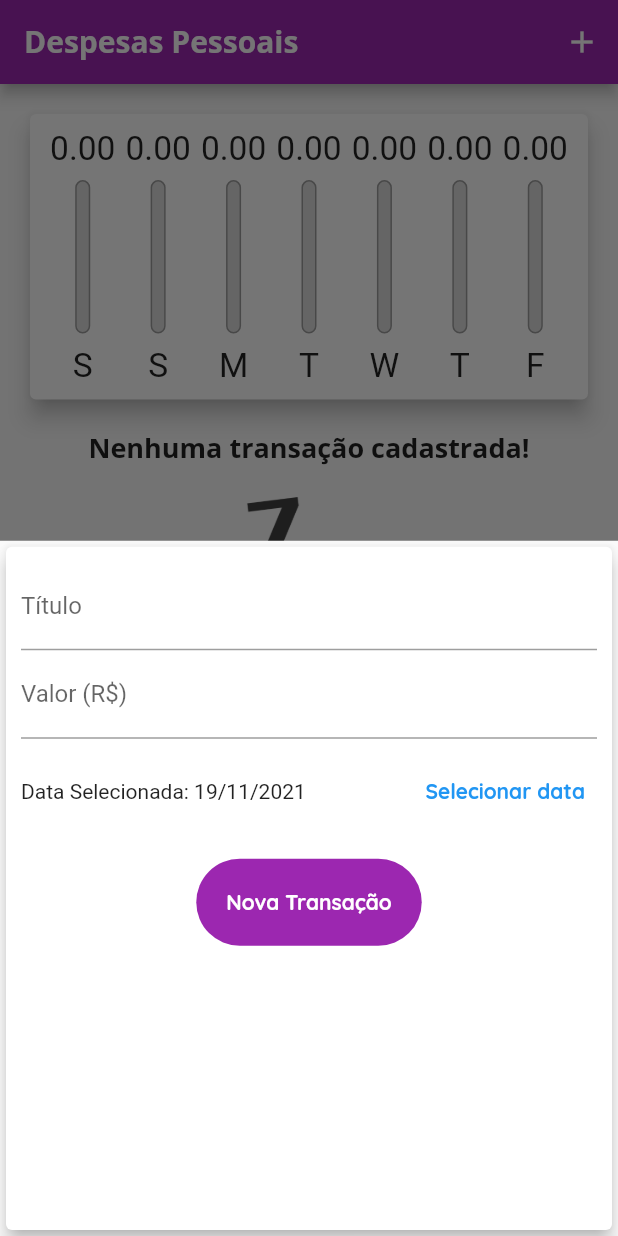
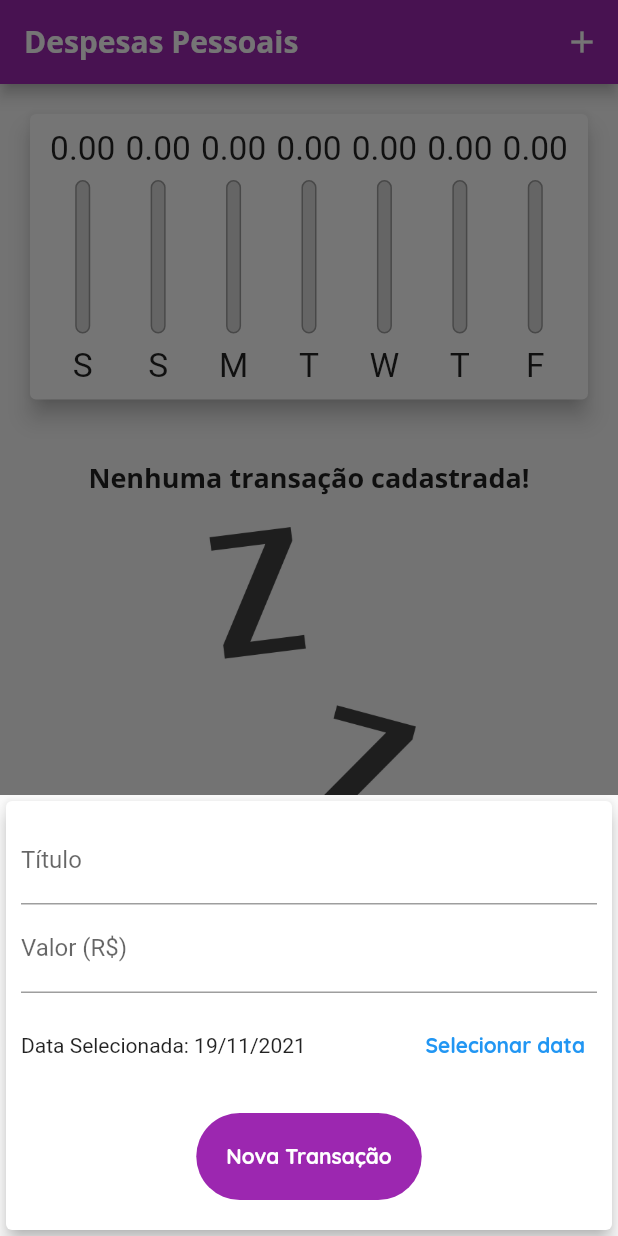
Before and after one commit to rayssasandrade/expenses, a Flutter app: the screen it shows after launch, after a tap on the "add" icon, on a phone screen of 412 x 824 dp. Run offline on Flutter 3.47's test engine with Material 2 defaults, Android fonts, the phone set to English and light mode, and no system bars.

Commit message:
ajustando responsividade para telas menores e no modo paisagem

```diff
--- a/lib/components/transaction_list.dart
+++ b/lib/components/transaction_list.dart
@@ -1,4 +1,5 @@
 import 'package:flutter/material.dart';
+import 'package:flutter/rendering.dart';
 import '../model/Transaction.dart';
 import 'package:intl/intl.dart';
 
@@ -11,21 +12,26 @@ class TransactionList extends StatelessWidget {
   @override
   Widget build(BuildContext context) {
     return transactions.isEmpty
-        ? Column(
+        ? LayoutBuilder(
+            builder: (ctx, constraints) {
+              return Column(
                 children: [
+                  SizedBox(height: 20),
                   Text(
                     'Nenhuma transação cadastrada!',
                     style: Theme.of(context).textTheme.headline6,
                   ),
                   SizedBox(height: 20),
                   Container(
-                height: 200,
+                    height: constraints.maxHeight * 0.6,
                     child: Image.asset(
                       'assets/images/waiting.png',
                       fit: BoxFit.cover,
                     ),
                   )
                 ],
+              );
+            },
           )
         : ListView.builder(
             itemCount: transactions.length,
--- a/lib/components/transactions_form.dart
+++ b/lib/components/transactions_form.dart
@@ -44,10 +44,16 @@ class _TransactionFormState extends State<TransactionForm> {
 
   @override
   Widget build(BuildContext context) {
-    return Card(
+    return SingleChildScrollView(
+      child: Card(
         elevation: 5,
         child: Padding(
-        padding: const EdgeInsets.all(10),
+          padding: EdgeInsets.only(
+            top: 10,
+            right: 10,
+            left: 10,
+            bottom: 10 + MediaQuery.of(context).viewInsets.bottom,
+          ),
           child: Column(
             children: <Widget>[
               TextField(
@@ -114,6 +120,7 @@ class _TransactionFormState extends State<TransactionForm> {
             ],
           ),
         ),
+      ),
     );
   }
 }
--- a/lib/main.dart
+++ b/lib/main.dart
@@ -53,26 +53,8 @@ class MyHomePage extends StatefulWidget {
 }
 
 class _MyHomePageState extends State<MyHomePage> {
-  final List<Transaction> _transactions = [
-    // Transaction(
-    //   id: 't0',
-    //   title: 'Conta antiga',
-    //   value: 400.00,
-    //   date: DateTime.now().subtract(Duration(days: 33)),
-    // ),
-    // Transaction(
-    //   id: 't1',
-    //   title: 'Novo Tênis de Corrida',
-    //   value: 310.76,
-    //   date: DateTime.now().subtract(Duration(days: 3)),
-    // ),
-    // Transaction(
-    //   id: 't2',
-    //   title: 'Conta de Luz',
-    //   value: 211.30,
-    //   date: DateTime.now().subtract(Duration(days: 4)),
-    // ),
-  ];
+  final List<Transaction> _transactions = [];
+  bool _showChart = false;
 
   List<Transaction> get _recentTransactions {
     return _transactions.where((tr) {
@@ -112,13 +94,24 @@ class _MyHomePageState extends State<MyHomePage> {
 
   @override
   Widget build(BuildContext context) {
+    bool isLandscape =
+        MediaQuery.of(context).orientation == Orientation.landscape;
     final appBar = AppBar(
       title: Text('Despesas Pessoais'),
       actions: [
+        if (isLandscape)
+          IconButton(
+            icon: Icon(_showChart ? Icons.list : Icons.show_chart),
+            onPressed: () {
+              setState(() {
+                _showChart = !_showChart;
+              });
+            },
+          ),
         IconButton(
           icon: Icon(Icons.add),
           onPressed: () => _openTransactionFormModal(context),
-        )
+        ),
       ],
     );
     final availableHeight = MediaQuery.of(context).size.height -
@@ -130,11 +123,28 @@ class _MyHomePageState extends State<MyHomePage> {
       body: SingleChildScrollView(
         child: Column(
           crossAxisAlignment: CrossAxisAlignment.stretch,
+          mainAxisAlignment: MainAxisAlignment.center,
           children: <Widget>[
+            // if (isLandscape)
+            //   Row(
+            //     children: [
+            //       Text('Exibir Gráfico'),
+            //       Switch(
+            //         value: _showChart,
+            //         onChanged: (value) {
+            //           setState(() {
+            //             _showChart = value;
+            //           });
+            //         },
+            //       ),
+            //     ],
+            //   ),
+            if (_showChart || !isLandscape)
               Container(
-              height: availableHeight * 0.30,
+                height: availableHeight * (isLandscape ? 0.7 : 0.3),
                 child: Chart(_recentTransactions),
               ),
+            if (!_showChart || !isLandscape)
               Container(
                 height: availableHeight * 0.70,
                 child: TransactionList(_transactions, _removeTransaction),
```
Lines whose indentation alone changed are shown as unchanged.
